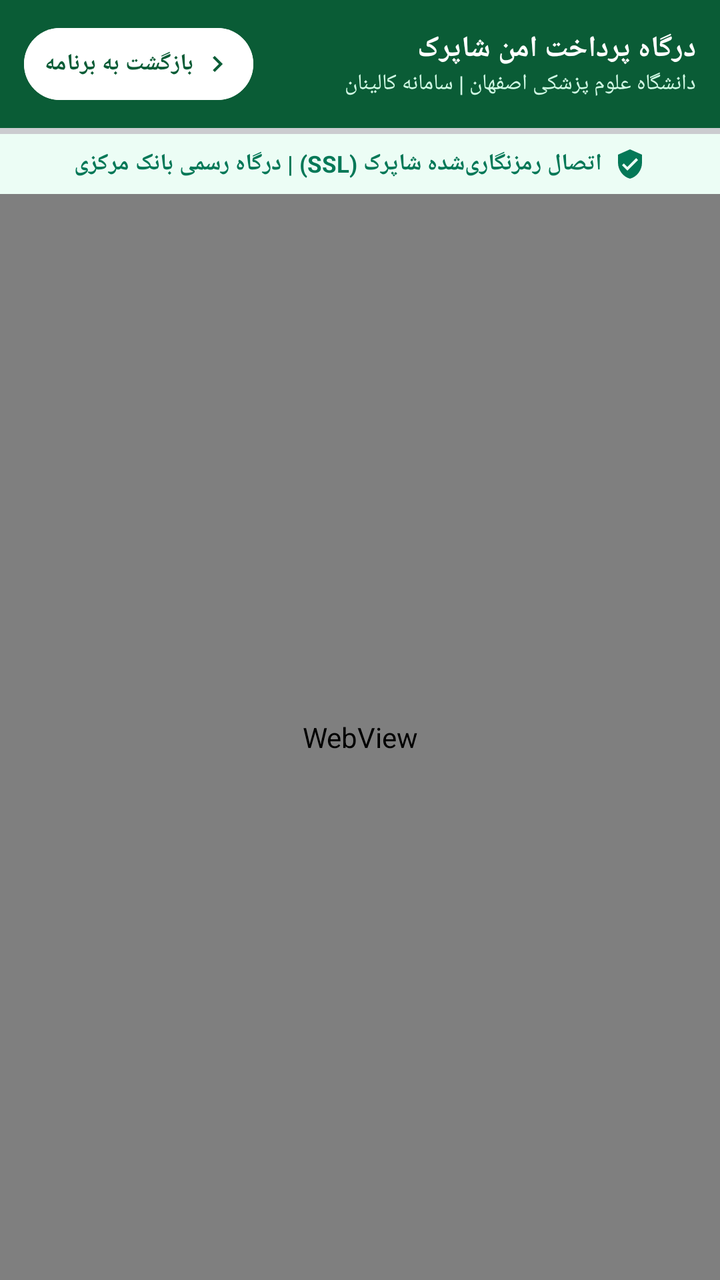
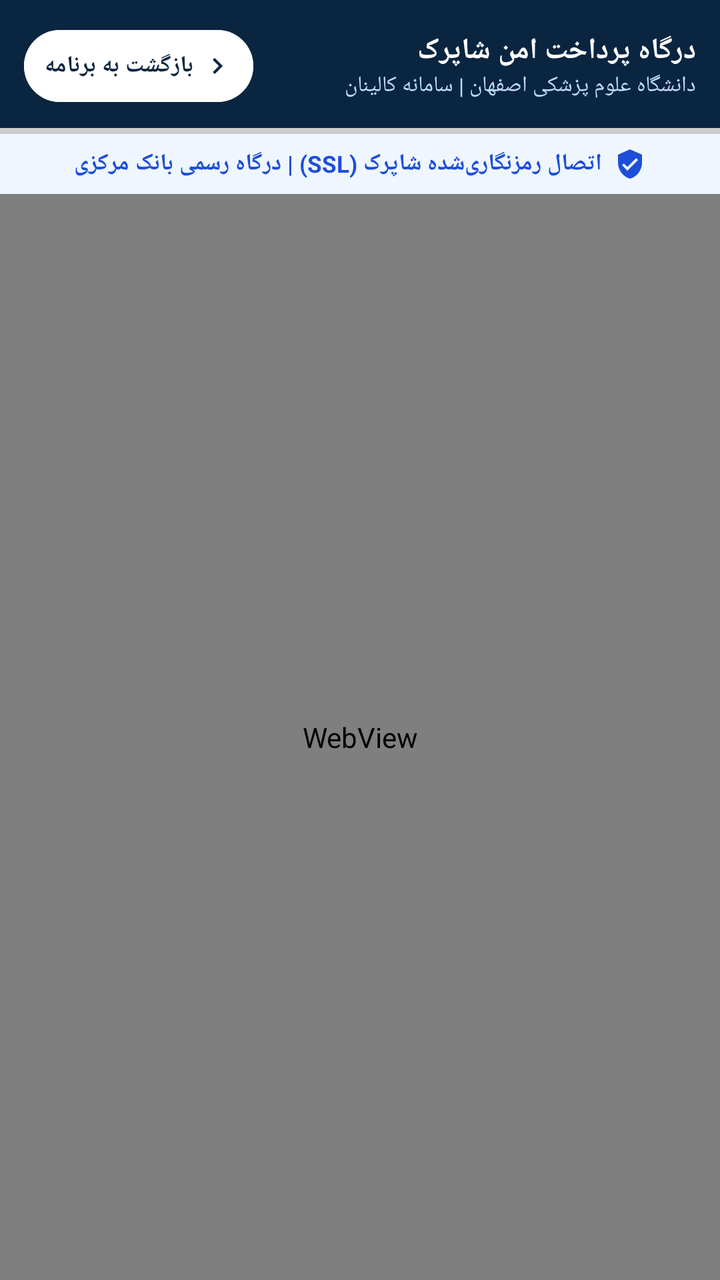

Screens rendered from an Android XML layout before and after an edit, with the pre-edit source and the edit as a unified diff.
<!-- AndroidManifest.xml: application theme Theme.SFD -->
<!-- res/layout/activity_payment.xml -->
<?xml version="1.0" encoding="utf-8"?>
<LinearLayout xmlns:android="http://schemas.android.com/apk/res/android"
    xmlns:app="http://schemas.android.com/apk/res-auto"
    android:layout_width="match_parent"
    android:layout_height="match_parent"
    android:orientation="vertical"
    android:background="@color/bg_app"
    android:layoutDirection="rtl">

    <com.google.android.material.appbar.MaterialToolbar
        android:id="@+id/toolbar"
        android:layout_width="match_parent"
        android:layout_height="?attr/actionBarSize"
        android:background="@color/primary"
        app:contentInsetStart="12dp"
        app:contentInsetEnd="12dp">

        <RelativeLayout
            android:layout_width="match_parent"
            android:layout_height="match_parent">

            <LinearLayout
                android:layout_width="wrap_content"
                android:layout_height="wrap_content"
                android:layout_alignParentStart="true"
                android:layout_centerVertical="true"
                android:layout_toStartOf="@id/btnReturnToApp"
                android:orientation="vertical">

                <TextView
                    android:id="@+id/tvPaymentToolbarTitle"
                    android:layout_width="wrap_content"
                    android:layout_height="wrap_content"
                    android:text="درگاه پرداخت امن شاپرک"
                    android:textColor="@android:color/white"
                    android:textSize="14.5sp"
                    android:textStyle="bold"
                    android:singleLine="true"
                    android:ellipsize="end" />

                <TextView
                    android:id="@+id/tvPaymentToolbarSubtitle"
                    android:layout_width="wrap_content"
                    android:layout_height="wrap_content"
                    android:text="دانشگاه علوم پزشکی اصفهان | سامانه کالینان"
                    android:textColor="@color/text_emerald_subtitle"
                    android:textSize="11sp"
                    android:singleLine="true"
                    android:ellipsize="end" />
            </LinearLayout>

            <com.google.android.material.button.MaterialButton
                android:id="@+id/btnReturnToApp"
                style="@style/Widget.Material3.Button.TonalButton"
                android:layout_width="wrap_content"
                android:layout_height="36dp"
                android:layout_alignParentEnd="true"
                android:layout_centerVertical="true"
                android:layout_marginStart="8dp"
                android:backgroundTint="#FFFFFF"
                android:elevation="0dp"
                android:insetTop="0dp"
                android:insetBottom="0dp"
                android:paddingHorizontal="10dp"
                android:paddingVertical="0dp"
                android:text="بازگشت به برنامه"
                android:textColor="@color/primary"
                android:textSize="11.5sp"
                android:textStyle="bold"
                app:cornerRadius="18dp"
                app:icon="@drawable/ic_chevron_right"
                app:iconGravity="textStart"
                app:iconPadding="4dp"
                app:iconSize="16dp"
                app:iconTint="@color/primary" />

        </RelativeLayout>
    </com.google.android.material.appbar.MaterialToolbar>

    <ProgressBar
        android:id="@+id/progressBar"
        style="?android:attr/progressBarStyleHorizontal"
        android:layout_width="match_parent"
        android:layout_height="3dp"
        android:indeterminate="false"
        android:max="100"
        android:progressTint="@color/accent" />

    
    <LinearLayout
        android:layout_width="match_parent"
        android:layout_height="wrap_content"
        android:background="#ECFDF5"
        android:gravity="center"
        android:orientation="horizontal"
        android:paddingVertical="7dp"
        android:paddingHorizontal="14dp">

        <ImageView
            android:layout_width="16dp"
            android:layout_height="16dp"
            android:src="@drawable/ic_security_shield"
            app:tint="#047857" />

        <TextView
            android:layout_width="wrap_content"
            android:layout_height="wrap_content"
            android:layout_marginStart="6dp"
            android:text="اتصال رمزنگاری‌شده شاپرک (SSL) | درگاه رسمی بانک مرکزی"
            android:textColor="#047857"
            android:textSize="11.5sp"
            android:textStyle="bold" />
    </LinearLayout>

    <FrameLayout
        android:layout_width="match_parent"
        android:layout_height="match_parent">

        <WebView
            android:id="@+id/webView"
            android:layout_width="match_parent"
            android:layout_height="match_parent" />

        <LinearLayout
            android:id="@+id/loadingLayout"
            android:layout_width="wrap_content"
            android:layout_height="wrap_content"
            android:layout_gravity="center"
            android:gravity="center"
            android:orientation="vertical"
            android:visibility="gone">

            <ProgressBar
                android:layout_width="44dp"
                android:layout_height="44dp"
                android:indeterminateTint="@color/primary" />

            <TextView
                android:layout_width="wrap_content"
                android:layout_height="wrap_content"
                android:layout_marginTop="12dp"
                android:text="در حال برقراری ارتباط با درگاه شاپرک..."
                android:textColor="@color/text_primary"
                android:textSize="13sp"
                android:textStyle="bold" />
        </LinearLayout>
    </FrameLayout>
</LinearLayout>
<!-- resources referenced by this layout -->
<resources>
  <color name="accent">#D97706</color>
  <color name="bg_app">#F8FAFC</color>
  <color name="primary">#0A5C36</color>
  <color name="text_emerald_subtitle">#D1FAE5</color>
  <color name="text_primary">#0F172A</color>
  <!-- drawable ic_chevron_right (drawable) -->
  <vector xmlns:android="http://schemas.android.com/apk/res/android"
      android:width="20dp"
      android:height="20dp"
      android:viewportWidth="24"
      android:viewportHeight="24">
      <path
          android:fillColor="#0F172A"
          android:pathData="M8.59,16.59L13.17,12L8.59,7.41L10,6L16,12L10,18L8.59,16.59Z"/>
  </vector>
  <!-- drawable ic_security_shield (drawable) -->
  <vector xmlns:android="http://schemas.android.com/apk/res/android"
      android:width="20dp"
      android:height="20dp"
      android:viewportWidth="24"
      android:viewportHeight="24">
      <path
          android:fillColor="#047857"
          android:pathData="M12,1L3,5V11C3,16.55 6.84,21.74 12,23C17.16,21.74 21,16.55 21,11V5L12,1M10,17L6,13L7.41,11.59L10,14.17L16.59,7.58L18,9L10,17Z"/>
  </vector>
  <style name="Theme.SFD" parent="Theme.Material3.Light.NoActionBar">
          <item name="colorPrimary">@color/primary</item>
          <item name="colorOnPrimary">@color/white</item>
          <item name="colorPrimaryContainer">@color/primary_container</item>
          <item name="colorOnPrimaryContainer">@color/on_primary_container</item>
          <item name="colorSecondary">@color/accent</item>
          <item name="colorOnSecondary">@color/white</item>
          <item name="colorSurface">@color/surface</item>
          <item name="colorOnSurface">@color/text_primary</item>
          <item name="colorOutline">@color/border_medium</item>
          <item name="android:windowBackground">@color/bg_app</item>
          <item name="android:statusBarColor">@color/primary_dark</item>
          <item name="android:windowLightStatusBar">false</item>
          <item name="android:navigationBarColor">@color/bg_app</item>
          <item name="android:windowLightNavigationBar">true</item>
      </style>
  <color name="white">#FFFFFF</color>
  <color name="primary_container">#ECFDF5</color>
  <color name="on_primary_container">#064E3B</color>
  <color name="surface">#FFFFFF</color>
  <color name="border_medium">#CBD5E1</color>
  <color name="primary_dark">#043E23</color>
</resources>

<!-- the commit's change to res/layout/activity_payment.xml (unified diff, before → after) -->
@@ -10,7 +10,10 @@
     <com.google.android.material.appbar.MaterialToolbar
         android:id="@+id/toolbar"
         android:layout_width="match_parent"
-        android:layout_height="?attr/actionBarSize"
+        android:layout_height="wrap_content"
+        android:minHeight="?attr/actionBarSize"
+        android:paddingTop="8dp"
+        android:paddingBottom="6dp"
         android:background="@color/primary"
         app:contentInsetStart="12dp"
         app:contentInsetEnd="12dp">
@@ -90,7 +93,7 @@
     <LinearLayout
         android:layout_width="match_parent"
         android:layout_height="wrap_content"
-        android:background="#ECFDF5"
+        android:background="#EFF6FF"
         android:gravity="center"
         android:orientation="horizontal"
         android:paddingVertical="7dp"
@@ -100,14 +103,14 @@
             android:layout_width="16dp"
             android:layout_height="16dp"
             android:src="@drawable/ic_security_shield"
-            app:tint="#047857" />
+            app:tint="#1D4ED8" />
 
         <TextView
             android:layout_width="wrap_content"
             android:layout_height="wrap_content"
             android:layout_marginStart="6dp"
             android:text="اتصال رمزنگاری‌شده شاپرک (SSL) | درگاه رسمی بانک مرکزی"
-            android:textColor="#047857"
+            android:textColor="#1D4ED8"
             android:textSize="11.5sp"
             android:textStyle="bold" />
     </LinearLayout>
<!-- resource entries referenced after the edit -->
@@ -1,9 +1,9 @@
 <!-- resources referenced by this layout -->
 <resources>
-  <color name="accent">#D97706</color>
+  <color name="accent">#0284C7</color>
   <color name="bg_app">#F8FAFC</color>
-  <color name="primary">#0A5C36</color>
-  <color name="text_emerald_subtitle">#D1FAE5</color>
+  <color name="primary">#0A2540</color>
+  <color name="text_emerald_subtitle">#BFDBFE</color>
   <color name="text_primary">#0F172A</color>
   <!-- drawable ic_chevron_right (drawable) -->
   <vector xmlns:android="http://schemas.android.com/apk/res/android"
@@ -22,7 +22,7 @@
       android:viewportWidth="24"
       android:viewportHeight="24">
       <path
-          android:fillColor="#047857"
+          android:fillColor="#1D4ED8"
           android:pathData="M12,1L3,5V11C3,16.55 6.84,21.74 12,23C17.16,21.74 21,16.55 21,11V5L12,1M10,17L6,13L7.41,11.59L10,14.17L16.59,7.58L18,9L10,17Z"/>
   </vector>
   <style name="Theme.SFD" parent="Theme.Material3.Light.NoActionBar">
@@ -42,10 +42,10 @@
           <item name="android:windowLightNavigationBar">true</item>
       </style>
   <color name="white">#FFFFFF</color>
-  <color name="primary_container">#ECFDF5</color>
-  <color name="on_primary_container">#064E3B</color>
+  <color name="primary_container">#EFF6FF</color>
+  <color name="on_primary_container">#1E3A8A</color>
   <color name="surface">#FFFFFF</color>
   <color name="border_medium">#CBD5E1</color>
-  <color name="primary_dark">#043E23</color>
+  <color name="primary_dark">#06182A</color>
 </resources>
 
